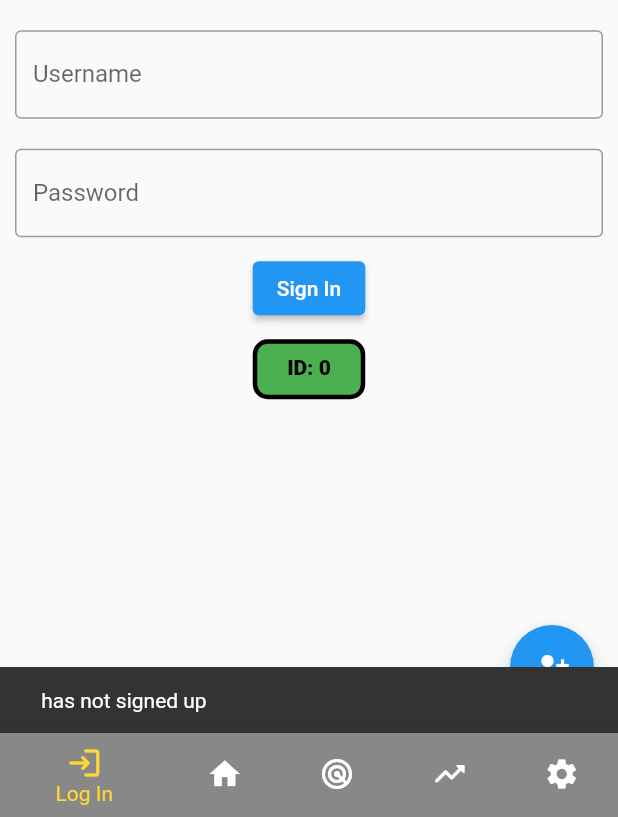
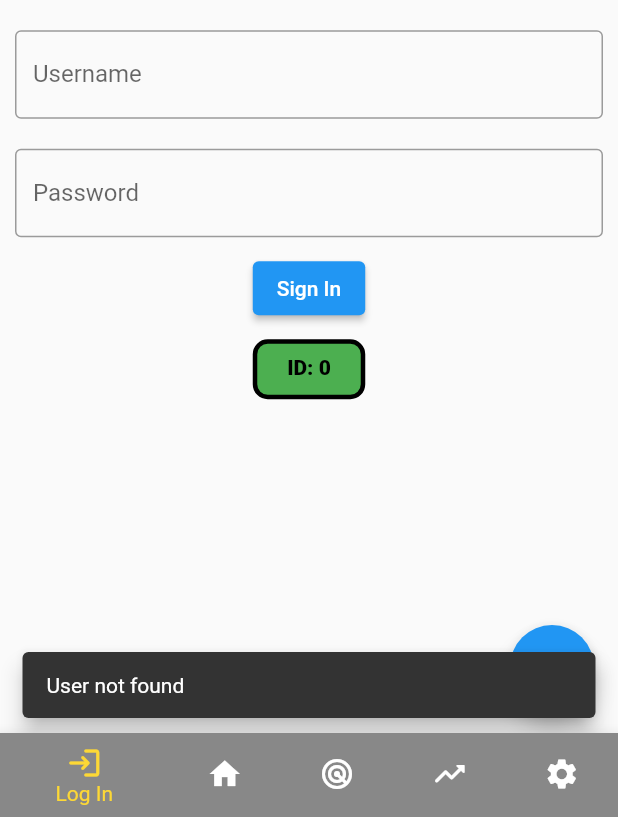
Before and after one commit to jordnance/CaliWeather, a Flutter app: the screen it shows after launch, after a tap on "Sign In", on a phone screen of 412 x 824 dp, the part 419-1236 px from its top. Run offline on Flutter 3.47's test engine with Material 2 defaults, Android fonts, the light colour scheme and no system bars; our stand-ins replace flutter_map, geolocator, latlong2, sqflite, weather_icons; accounts and stored records are empty.

Commit message:
added credential checking to login page

```diff
--- a/lib/login.dart
+++ b/lib/login.dart
@@ -25,7 +25,8 @@
       setState(() {
         ScaffoldMessenger.of(context)
           ..removeCurrentSnackBar()
-          ..showSnackBar(SnackBar(content: Text(message)));
+          ..showSnackBar(SnackBar(
+              behavior: SnackBarBehavior.floating, content: Text(message)));
       });
     }
   }
@@ -67,16 +68,14 @@
                         newUsernameValue = _newUsernameController.text;
                         newPasswordValue = _newPasswordController.text;
                       });
-                      if (_checkUsername() == true) {
+                      if (_validUsername() == true) {
                         await _addUser();
-                        _newUsernameController.text = '';
-                        _newPasswordController.text = '';
                         Navigator.of(context).pop();
                       } else {
-                        _newUsernameController.text = '';
-                        _newPasswordController.text = '';
-                        Navigator.of(context).pop();
+                        showMessage("Username already exists!");
                       }
+                      _newUsernameController.text = '';
+                      _newPasswordController.text = '';
                     },
                     child: const Text('Sign Up'),
                   )
@@ -92,31 +91,31 @@
     _newPasswordController.text = '';
   }
 
-  Future<void> _findUser() async {
-    var test = await SQLHelper.getUser(
-        _usernameController.text, _passwordController.text);
-    if (test.isEmpty) {
-      showMessage(_usernameController.text + " has not signed up");
+  Future<void> _checkCredentials() async {
+    var user = await SQLHelper.getUserByUsername(_usernameController.text);
+
+    if (user.isEmpty) {
+      showMessage("User not found");
+      _usernameController.text = '';
+      _passwordController.text = '';
+      return;
+    }
+
+    if (user[0]['password'] != _passwordController.text) {
+      showMessage("Invalid Credentials");
     } else {
-      globals.user_id = test[0]['userId'];
-      showMessage(_usernameController.text + " has signed in!");
+      globals.user_id = user[0]['userId'];
+      showMessage("Welcome back ${_usernameController.text}!");
     }
+
     _usernameController.text = '';
     _passwordController.text = '';
   }
 
-  Future<bool> _checkUsername() async {
+  Future<bool> _validUsername() async {
     bool valid = false;
-    var test = await SQLHelper.getUserByUsername('test1a');
-    print(test[0]['userId']);
-    if (test.isEmpty) {
-      showMessage("Username available");
-      valid = true;
-    } else {
-      globals.user_id = test[0]['userId'];
-      showMessage("Username already exists!");
-    }
-    _usernameController.text = '';
+    var test = await SQLHelper.getUserByUsername(_usernameController.text);
+    if (test.isEmpty) valid = true;
     return valid;
   }
 
@@ -164,7 +163,7 @@
                   usernameValue = _usernameController.text;
                   passwordValue = _passwordController.text;
                 });
-                await _findUser();
+                await _checkCredentials();
                 _usernameController.text = '';
                 _passwordController.text = '';
                 FocusScope.of(context).unfocus();
```
Also changed, not shown: lib/sql_helper.dart (+2 -5 lines).
